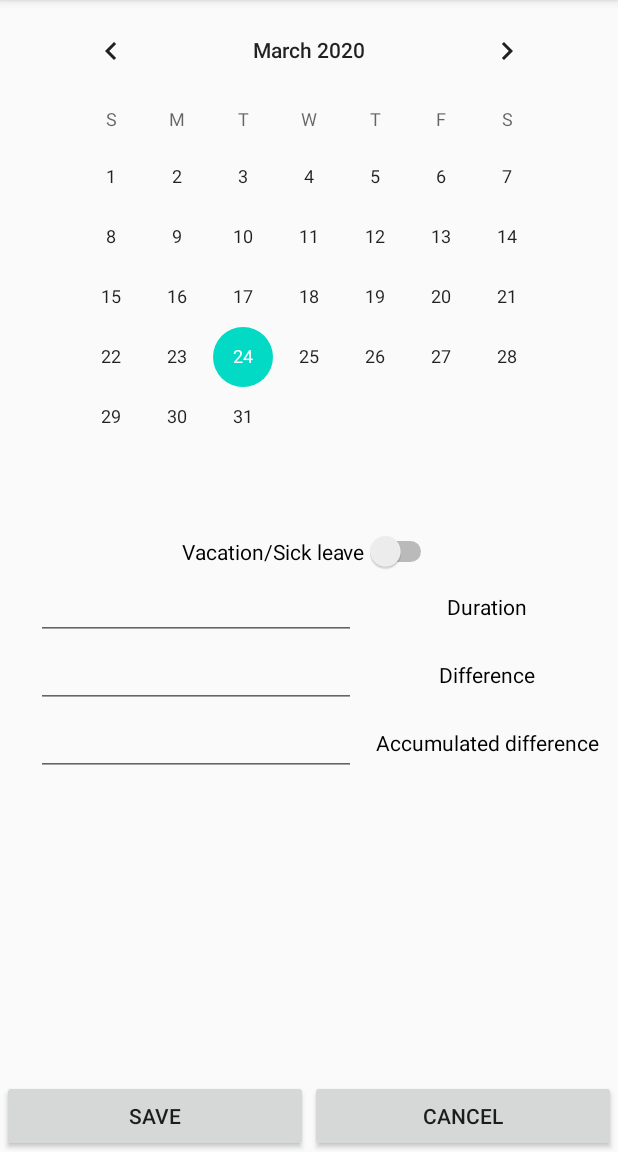
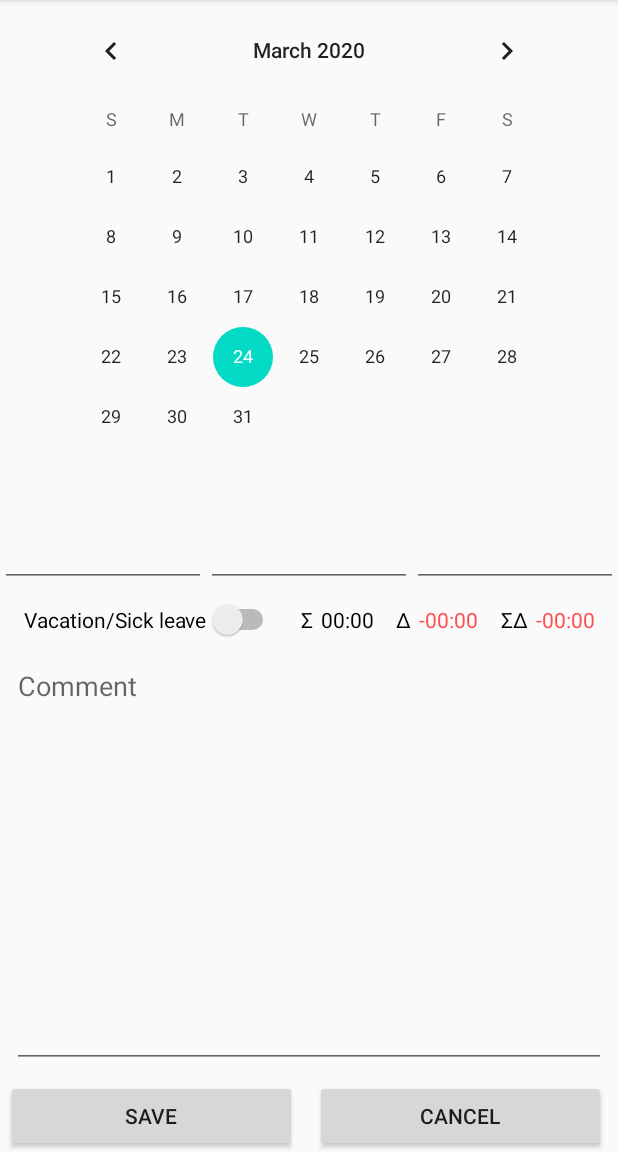
Before and after one commit to ede1998/WorkTracks, an Android app: the AddOrEditEntryFragment screen opened through its navigation route, on a phone screen of 412 x 824 dp, the part 84-1236 px from its top. Run offline under Robolectric (Android 15) with nearby library versions, the phone set to English and light mode, and no system bars; our stand-ins replace Room's generated code; libraries missing offline, so code that uses them is left out: com.rw.keyboardlistener; 1 statement that could not run was skipped.

Commit message:
CHG: modified add_or_edit_entry fragment + made fragment sensitive for keyboard visiblity

```diff
--- a/app/build.gradle
+++ b/app/build.gradle
@@ -47,4 +47,5 @@ dependencies {
     implementation 'com.google.android.material:material:1.1.0'
     testImplementation 'androidx.room:room-testing:2.2.5'
     testImplementation 'junit:junit:4.12'
+    implementation 'com.github.ravindu1024:android-keyboardlistener:1.0.0'
 }
--- a/app/src/main/AndroidManifest.xml
+++ b/app/src/main/AndroidManifest.xml
@@ -13,7 +13,8 @@
         <activity
             android:name=".ui.MainActivity"
             android:label="@string/app_name"
-            android:theme="@style/AppTheme.NoActionBar">
+            android:theme="@style/AppTheme.NoActionBar"
+            android:windowSoftInputMode="adjustResize">
             <intent-filter>
                 <action android:name="android.intent.action.MAIN" />
 
--- a/app/src/main/java/me/erikhennig/worktracks/ui/AddOrEditEntryFragment.java
+++ b/app/src/main/java/me/erikhennig/worktracks/ui/AddOrEditEntryFragment.java
@@ -1,9 +1,15 @@
 package me.erikhennig.worktracks.ui;
 
+import android.content.Context;
+import android.graphics.Rect;
 import android.os.Bundle;
+import android.util.DisplayMetrics;
+import android.util.Log;
+import android.util.TypedValue;
 import android.view.LayoutInflater;
 import android.view.View;
 import android.view.ViewGroup;
+import android.view.ViewTreeObserver;
 import android.widget.Button;
 import android.widget.CalendarView;
 import android.widget.EditText;
@@ -16,6 +22,7 @@ import androidx.lifecycle.ViewModelProvider;
 import androidx.navigation.fragment.NavHostFragment;
 
 import com.google.android.material.snackbar.Snackbar;
+import com.rw.keyboardlistener.KeyboardUtils;
 
 import java.time.Duration;
 import java.time.LocalDate;
@@ -29,7 +36,8 @@ import me.erikhennig.worktracks.model.ChronoFormatter;
 import me.erikhennig.worktracks.model.WorkTime;
 import me.erikhennig.worktracks.viewmodel.WorkTimeViewModel;
 
-public class AddOrEditEntryFragment extends Fragment implements View.OnFocusChangeListener {
+public class AddOrEditEntryFragment extends Fragment implements View.OnFocusChangeListener, KeyboardUtils.SoftKeyboardToggleListener {
+    private static final String TAG = AddOrEditEntryFragment.class.getName();
 
     private WorkTimeViewModel workTimeViewModel;
     private WorkTime workTime;
@@ -58,8 +66,10 @@ public class AddOrEditEntryFragment extends Fragment implements View.OnFocusChan
         view.<EditText>findViewById(R.id.end).setOnFocusChangeListener(this);
         view.<EditText>findViewById(R.id.break_duration).setOnFocusChangeListener(this);
 
-        RegexColorDeciderFactory.registerDurationPositiveNegativeDecider(view.findViewById(R.id.difference));
-        RegexColorDeciderFactory.registerDurationPositiveNegativeDecider(view.findViewById(R.id.accumulated_difference));
+        KeyboardUtils.addKeyboardToggleListener(this.requireActivity(), this);
+
+        RegexColorDeciderFactory.registerDurationPositiveNegativeDecider(view.findViewById(R.id.text_difference));
+        RegexColorDeciderFactory.registerDurationPositiveNegativeDecider(view.findViewById(R.id.text_accumulated_difference));
 
         this.loadWorkTime(LocalDate.now());
         this.updateInputFields();
@@ -73,8 +83,6 @@ public class AddOrEditEntryFragment extends Fragment implements View.OnFocusChan
 
     @Override
     public void onFocusChange(View view, boolean hasFocus) {
-        if (hasFocus) return;
-
         EditText text = (EditText) view;
 
 
@@ -150,8 +158,7 @@ public class AddOrEditEntryFragment extends Fragment implements View.OnFocusChan
         view.<Switch>findViewById(R.id.ignoreDay).setChecked(ignore);
     }
 
-    private static <T> String format(T value, Function<T, String> formatter)
-    {
+    private static <T> String format(T value, Function<T, String> formatter) {
         if (value == null)
             return "";
         return formatter.apply(value);
@@ -160,9 +167,9 @@ public class AddOrEditEntryFragment extends Fragment implements View.OnFocusChan
     private void updateTextViews() {
         View view = requireView();
 
-        String durationString = this.getString(R.string.duration);
-        String differenceString = this.getString(R.string.difference);
-        String accumulatedDifferenceString = this.getString(R.string.accumulated_difference);
+        String durationString = this.getString(R.string.unknown_duration);
+        String differenceString = this.getString(R.string.unknown_difference);
+        String accumulatedDifferenceString = this.getString(R.string.unknown_difference);
 
         Duration duration = this.workTime.getWorkingDuration();
         if (duration != null) {
@@ -174,12 +181,19 @@ public class AddOrEditEntryFragment extends Fragment implements View.OnFocusChan
             differenceString = ChronoFormatter.formatDuration(difference);
         }
 
-        view.<TextView>findViewById(R.id.duration).setText(durationString);
-        view.<TextView>findViewById(R.id.difference).setText(differenceString);
-        view.<TextView>findViewById(R.id.accumulated_difference).setText(accumulatedDifferenceString);
+        view.<TextView>findViewById(R.id.text_duration).setText(durationString);
+        view.<TextView>findViewById(R.id.text_difference).setText(differenceString);
+        view.<TextView>findViewById(R.id.text_accumulated_difference).setText(accumulatedDifferenceString);
     }
 
     private void navigateToTable() {
         NavHostFragment.findNavController(AddOrEditEntryFragment.this).navigate(R.id.action_back_to_table);
     }
+
+    @Override
+    public void onToggleSoftKeyboard(boolean isVisible) {
+        Log.i(TAG, String.format("onKeyboardShowHide(%s) called.", isVisible));
+        int visibility = isVisible ? View.GONE : View.VISIBLE;
+        this.requireView().findViewById(R.id.calendar).setVisibility(visibility);
+    }
 }
--- a/app/src/main/res/layout/add_or_edit_entry_fragment.xml
+++ b/app/src/main/res/layout/add_or_edit_entry_fragment.xml
@@ -8,18 +8,23 @@
 
     <Button
         android:id="@+id/cancel"
-        android:layout_width="204dp"
+        android:layout_width="0dp"
         android:layout_height="wrap_content"
-        android:text="@android:string/cancel"
+        android:layout_marginStart="4dp"
+        android:layout_marginEnd="8dp"
+        android:text="@string/cancel"
         app:layout_constraintBottom_toBottomOf="parent"
         app:layout_constraintEnd_toEndOf="parent"
         app:layout_constraintHorizontal_bias="0.5"
-        app:layout_constraintStart_toEndOf="@+id/save" />
+        app:layout_constraintStart_toEndOf="@+id/save"
+        app:layout_constraintTop_toTopOf="@+id/save" />
 
     <Button
         android:id="@+id/save"
-        android:layout_width="204dp"
+        android:layout_width="0dp"
         android:layout_height="wrap_content"
+        android:layout_marginStart="4dp"
+        android:layout_marginEnd="8dp"
         android:text="@string/save"
         app:layout_constraintBottom_toBottomOf="parent"
         app:layout_constraintEnd_toStartOf="@+id/cancel"
@@ -31,10 +36,6 @@
         android:id="@+id/calendar"
         android:layout_width="wrap_content"
         android:layout_height="wrap_content"
-        android:layout_marginStart="32dp"
-        android:layout_marginLeft="32dp"
-        android:layout_marginEnd="32dp"
-        android:layout_marginRight="32dp"
         app:layout_constraintEnd_toEndOf="parent"
         app:layout_constraintStart_toStartOf="parent"
         app:layout_constraintTop_toTopOf="parent" />
@@ -43,82 +44,150 @@
         android:id="@+id/constraintLayout"
         android:layout_width="match_parent"
         android:layout_height="0dp"
-        app:layout_constraintBottom_toTopOf="@+id/cancel"
+        app:layout_constraintBottom_toTopOf="@+id/save"
+        app:layout_constraintEnd_toEndOf="parent"
+        app:layout_constraintStart_toStartOf="parent"
         app:layout_constraintTop_toBottomOf="@+id/calendar">
 
         <EditText
             android:id="@+id/end"
-            android:layout_width="wrap_content"
+            android:layout_width="0dp"
             android:layout_height="wrap_content"
             android:ems="10"
             android:inputType="time"
-            app:layout_constraintStart_toStartOf="@+id/start"
-            app:layout_constraintTop_toBottomOf="@+id/start" />
+            app:layout_constraintBottom_toBottomOf="@+id/start"
+            app:layout_constraintEnd_toStartOf="@+id/break_duration"
+            app:layout_constraintHorizontal_bias="0.5"
+            app:layout_constraintStart_toEndOf="@+id/start"
+            app:layout_constraintTop_toTopOf="@+id/start" />
 
         <EditText
             android:id="@+id/break_duration"
-            android:layout_width="wrap_content"
+            android:layout_width="0dp"
             android:layout_height="wrap_content"
             android:ems="10"
             android:inputType="time"
-            app:layout_constraintStart_toStartOf="@+id/end"
-            app:layout_constraintTop_toBottomOf="@id/end" />
+            app:layout_constraintBottom_toBottomOf="@+id/end"
+            app:layout_constraintEnd_toEndOf="parent"
+            app:layout_constraintHorizontal_bias="0.5"
+            app:layout_constraintStart_toEndOf="@+id/end"
+            app:layout_constraintTop_toTopOf="@+id/end" />
 
         <EditText
             android:id="@+id/start"
-            android:layout_width="wrap_content"
+            android:layout_width="0dp"
             android:layout_height="wrap_content"
-            android:layout_marginStart="24dp"
+            android:layout_marginTop="8dp"
             android:ems="10"
             android:inputType="time"
-            app:layout_constraintBottom_toTopOf="@+id/end"
-            app:layout_constraintStart_toStartOf="parent"
-            app:layout_constraintTop_toBottomOf="@+id/ignoreDay" />
-
-        <Switch
-            android:id="@+id/ignoreDay"
-            android:layout_width="wrap_content"
-            android:layout_height="wrap_content"
-            android:layout_marginTop="16dp"
-            android:text="@string/vacation_sick_leave"
-            app:layout_constraintBottom_toTopOf="@+id/start"
-            app:layout_constraintEnd_toEndOf="parent"
+            app:layout_constraintEnd_toStartOf="@+id/end"
             app:layout_constraintHorizontal_bias="0.5"
             app:layout_constraintStart_toStartOf="parent"
             app:layout_constraintTop_toTopOf="parent" />
 
-        <TextView
-            android:id="@+id/duration"
+        <EditText
+            android:id="@+id/comment"
+            android:layout_width="0dp"
+            android:layout_height="0dp"
+            android:layout_marginStart="8dp"
+            android:layout_marginTop="8dp"
+            android:layout_marginEnd="8dp"
+            android:layout_marginBottom="8dp"
+            android:ems="10"
+            android:gravity="start|top"
+            android:hint="@string/comment"
+            android:inputType="textMultiLine"
+            app:layout_constraintBottom_toBottomOf="parent"
+            app:layout_constraintEnd_toEndOf="parent"
+            app:layout_constraintStart_toStartOf="parent"
+            app:layout_constraintTop_toBottomOf="@+id/ignoreDay" />
+
+        <LinearLayout
+            android:id="@+id/linear_layout_row2"
+            android:layout_width="0dp"
+            android:layout_height="wrap_content"
+            android:orientation="horizontal"
+            app:layout_constraintBottom_toBottomOf="@+id/ignoreDay"
+            app:layout_constraintEnd_toEndOf="parent"
+            app:layout_constraintStart_toEndOf="@+id/ignoreDay"
+            app:layout_constraintTop_toTopOf="@+id/ignoreDay">
+
+            <Space
                 android:layout_width="wrap_content"
                 android:layout_height="wrap_content"
-            android:text="@string/duration"
-            android:textColor="@color/colorNeutral"
-            app:layout_constraintBottom_toBottomOf="@+id/start"
-            app:layout_constraintEnd_toEndOf="parent"
-            app:layout_constraintStart_toEndOf="@+id/start"
-            app:layout_constraintTop_toTopOf="@+id/start" />
+                android:layout_weight="1" />
 
             <TextView
-            android:id="@+id/accumulated_difference"
+                android:id="@+id/text_sigma"
                 android:layout_width="wrap_content"
                 android:layout_height="wrap_content"
-            android:text="@string/accumulated_difference"
-            android:textColor="@color/colorNeutral"
-            app:layout_constraintBottom_toBottomOf="@+id/break_duration"
-            app:layout_constraintEnd_toEndOf="parent"
-            app:layout_constraintStart_toEndOf="@+id/break_duration"
-            app:layout_constraintTop_toTopOf="@+id/break_duration" />
+                android:layout_marginEnd="5dp"
+                android:text="@string/duration"
+                android:textColor="@android:color/primary_text_light" />
 
             <TextView
-            android:id="@+id/difference"
+                android:id="@+id/text_duration"
                 android:layout_width="wrap_content"
                 android:layout_height="wrap_content"
+                android:text="@string/unknown_duration"
+                android:textColor="@android:color/primary_text_light" />
+
+            <Space
+                android:layout_width="wrap_content"
+                android:layout_height="wrap_content"
+                android:layout_weight="1" />
+
+            <TextView
+                android:id="@+id/text_delta"
+                android:layout_width="wrap_content"
+                android:layout_height="wrap_content"
+                android:layout_marginEnd="5dp"
                 android:text="@string/difference"
-            android:textColor="@color/colorNeutral"
-            app:layout_constraintBottom_toBottomOf="@+id/end"
-            app:layout_constraintEnd_toEndOf="parent"
-            app:layout_constraintStart_toEndOf="@+id/end"
-            app:layout_constraintTop_toTopOf="@+id/end" />
+                android:textColor="@android:color/primary_text_light" />
+
+            <TextView
+                android:id="@+id/text_difference"
+                android:layout_width="wrap_content"
+                android:layout_height="wrap_content"
+                android:text="@string/unknown_difference"
+                android:textColor="@android:color/primary_text_light" />
+
+            <Space
+                android:layout_width="wrap_content"
+                android:layout_height="wrap_content"
+                android:layout_weight="1" />
+
+            <TextView
+                android:id="@+id/text_sigma_delta"
+                android:layout_width="wrap_content"
+                android:layout_height="wrap_content"
+                android:layout_marginEnd="5dp"
+                android:text="@string/accumulated_difference"
+                android:textColor="@android:color/primary_text_light" />
+
+            <TextView
+                android:id="@+id/text_accumulated_difference"
+                android:layout_width="wrap_content"
+                android:layout_height="wrap_content"
+                android:text="@string/unknown_duration"
+                android:textColor="@android:color/primary_text_light" />
+
+            <Space
+                android:layout_width="wrap_content"
+                android:layout_height="wrap_content"
+                android:layout_weight="1" />
+
+        </LinearLayout>
+
+        <Switch
+            android:id="@+id/ignoreDay"
+            android:layout_width="0dp"
+            android:layout_height="wrap_content"
+            android:layout_marginStart="16dp"
+            android:layout_marginTop="8dp"
+            android:text="@string/vacation_sick_leave"
+            app:layout_constraintStart_toStartOf="parent"
+            app:layout_constraintTop_toBottomOf="@+id/start" />
 
     </androidx.constraintlayout.widget.ConstraintLayout>
 
--- a/app/src/main/res/layout/week_day.xml
+++ b/app/src/main/res/layout/week_day.xml
@@ -67,6 +67,11 @@
                 card_view:layout_constraintStart_toStartOf="@+id/linear_layout_row1"
                 card_view:layout_constraintTop_toBottomOf="@+id/linear_layout_row1">
 
+                <Space
+                    android:layout_width="wrap_content"
+                    android:layout_height="wrap_content"
+                    android:layout_weight="1" />
+
                 <TextView
                     android:id="@+id/text_sigma"
                     android:layout_width="wrap_content"
@@ -122,6 +127,11 @@
                     android:textColor="@android:color/primary_text_light"
                     android:text="-00:00" />
 
+                <Space
+                    android:layout_width="wrap_content"
+                    android:layout_height="wrap_content"
+                    android:layout_weight="1" />
+
             </LinearLayout>
 
             <TextView
--- a/app/src/main/res/navigation/nav_graph.xml
+++ b/app/src/main/res/navigation/nav_graph.xml
@@ -8,7 +8,6 @@
     <fragment
         android:id="@+id/TimeTableFragment"
         android:name="me.erikhennig.worktracks.ui.TimeTableFragment"
-        android:label="@string/first_fragment_label"
         tools:layout="@layout/time_table_fragment">
 
         <action
@@ -18,7 +17,6 @@
     <fragment
         android:id="@+id/AddOrEditEntryFragment"
         android:name="me.erikhennig.worktracks.ui.AddOrEditEntryFragment"
-        android:label="@string/second_fragment_label"
         tools:layout="@layout/add_or_edit_entry_fragment">
 
         <action
--- a/app/src/main/res/values/strings.xml
+++ b/app/src/main/res/values/strings.xml
@@ -1,17 +1,14 @@
 <resources>
     <string name="app_name">WorkTracks</string>
     <string name="action_settings">Settings</string>
-    <!-- Strings used for fragments for navigation -->
-    <string name="first_fragment_label">First Fragment</string>
-    <string name="second_fragment_label">Second Fragment</string>
-    <string name="next">Next</string>
-    <string name="previous">Previous</string>
 
-    <string name="hello_first_fragment">Hello first fragment</string>
-    <string name="hello_second_fragment">Hello second fragment. Arg: %1$s</string>
     <string name="save">Save</string>
     <string name="vacation_sick_leave">Vacation/Sick leave</string>
-    <string name="duration">Duration</string>
-    <string name="accumulated_difference">Accumulated difference</string>
-    <string name="difference">Difference</string>
+    <string name="comment">Comment</string>
+    <string name="duration">Σ</string>
+    <string name="difference">Δ</string>
+    <string name="unknown_difference">-00:00</string>
+    <string name="unknown_duration">00:00</string>
+    <string name="accumulated_difference">ΣΔ</string>
+    <string name="cancel">Cancel</string>
 </resources>
--- a/build.gradle
+++ b/build.gradle
@@ -6,6 +6,7 @@ buildscript {
         google()
         jcenter()
 
+        maven { url 'https://jitpack.io' }
     }
     dependencies {
         classpath 'com.android.tools.build:gradle:3.6.0'
@@ -20,6 +21,7 @@ allprojects {
     repositories {
         google()
         jcenter()
+        maven { url 'https://jitpack.io' }
 
     }
 }
```
Also changed, not shown: app/src/main/java/me/erikhennig/worktracks/ui/TimeTableFragment.java (+5 -3 lines). Lines whose indentation alone changed are shown as unchanged.
